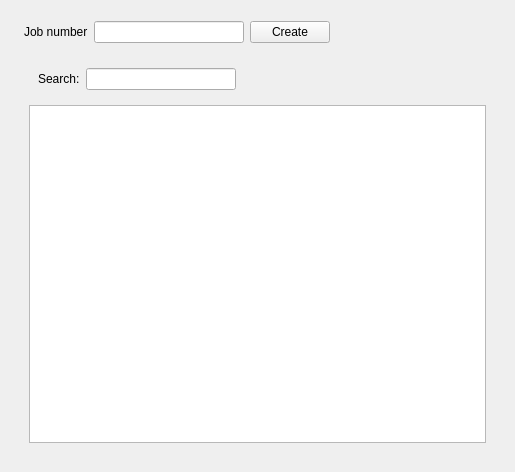
The window that qt5_ui/jobsetting_page.ui (jacondv/intelijet_v2) describes before a commit, drawn with Qt 5.
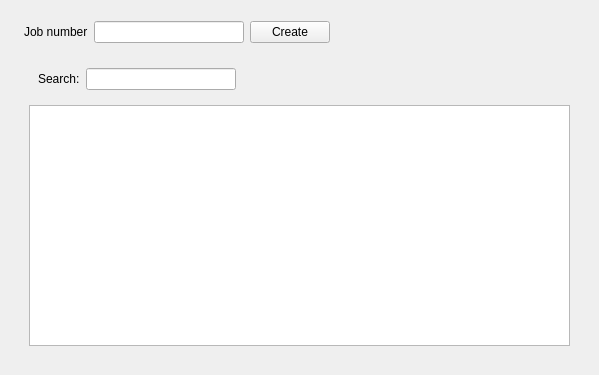
The same window after the commit.

Diff of the .ui file:
```diff
--- a/qt5_ui/jobsetting_page.ui
+++ b/qt5_ui/jobsetting_page.ui
@@ -6,13 +6,18 @@
    <rect>
     <x>0</x>
     <y>0</y>
-    <width>515</width>
-    <height>472</height>
+    <width>599</width>
+    <height>375</height>
    </rect>
   </property>
   <property name="windowTitle">
    <string>Form</string>
   </property>
+  <property name="styleSheet">
+   <string notr="true">*{
+color: black;
+}</string>
+  </property>
   <layout class="QGridLayout" name="gridLayout">
    <item row="0" column="0">
     <widget class="QWidget" name="widget" native="true">
```
Left out of the diff: 6 changed lines with no effect on the pictures.
